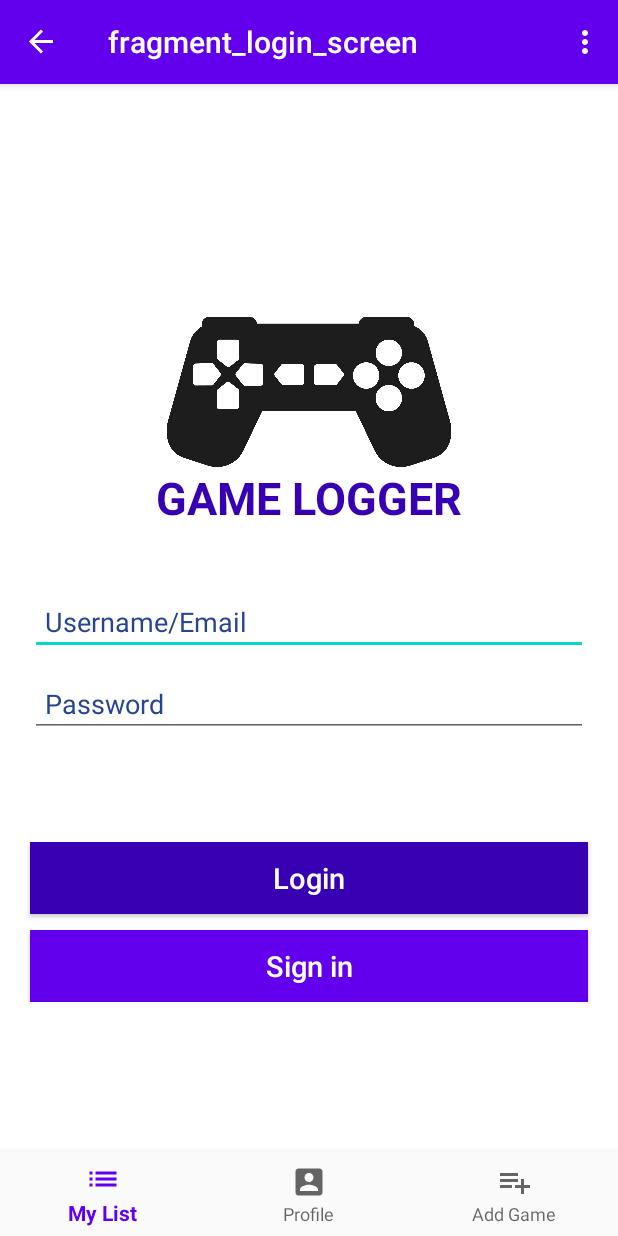
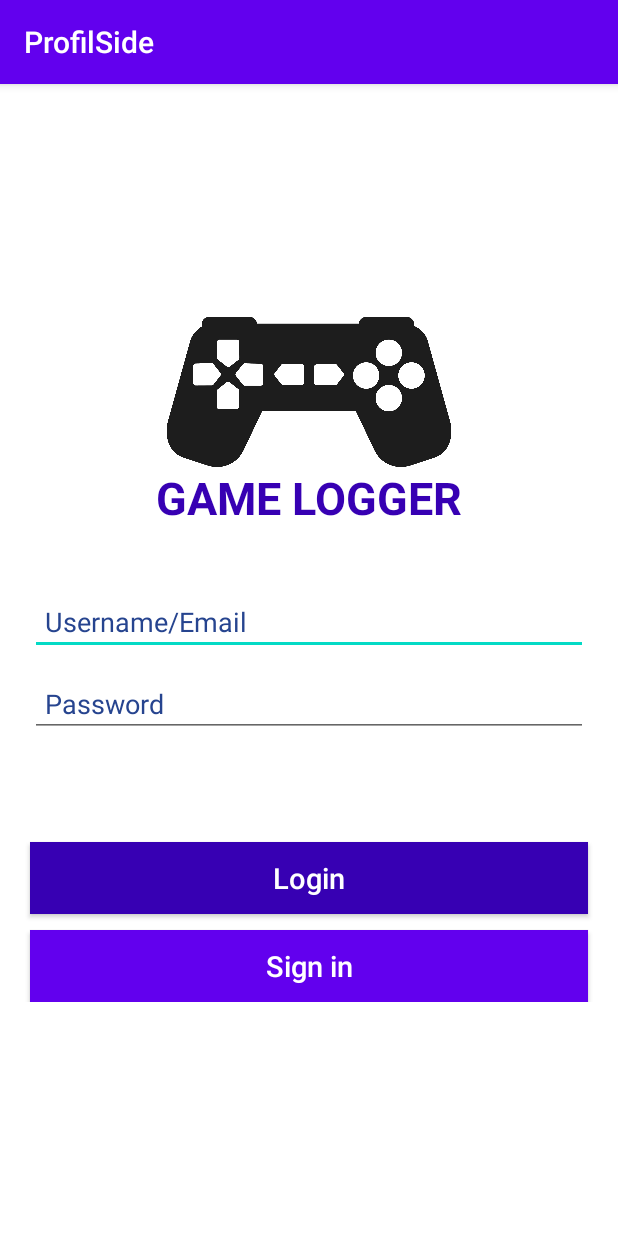
Before and after one commit to Snailedlt/GameLogger, an Android app: the screen it shows after launch (MainActivity before the commit, LoginActivity after it), on a phone screen of 412 x 824 dp. Run offline under Robolectric (Android 15) with nearby library versions, the phone set to English and light mode, and no system bars.

Commit message:
Gjorde om login til en activity

```diff
--- a/app/src/main/AndroidManifest.xml
+++ b/app/src/main/AndroidManifest.xml
@@ -10,7 +10,8 @@
         android:supportsRtl="true"
         android:theme="@style/AppTheme">
         <activity
-            android:name=".MainActivity"
+            android:name=".LoginActivity"
+
             android:label="@string/app_name">
             <intent-filter>
                 <action android:name="android.intent.action.MAIN" />
@@ -18,6 +19,7 @@
                 <category android:name="android.intent.category.LAUNCHER" />
             </intent-filter>
         </activity>
+       <activity android:name=".MainActivity"></activity>
     </application>
 
 </manifest>
--- /dev/null
+++ b/app/src/main/java/com/example/profilside/LoginActivity.kt
@@ -0,0 +1,23 @@
+package com.example.profilside
+
+import android.content.Intent
+import android.os.Bundle
+import android.widget.Button
+import androidx.appcompat.app.AppCompatActivity
+
+class LoginActivity : AppCompatActivity() {
+    override fun onCreate(savedInstanceState: Bundle?) {
+        super.onCreate(savedInstanceState)
+        setContentView(R.layout.fragment_login_screen)
+
+        val button = findViewById<Button>(R.id.login_knapp)
+
+        button.setOnClickListener {
+            val intent = Intent(this, MainActivity::class.java)
+
+            startActivity(intent)
+        }
+
+    }
+
+}
--- a/app/src/main/java/com/example/profilside/LoginScreen.kt
+++ /dev/null
@@ -1,81 +0,0 @@
-package com.example.profilside
-
-import android.graphics.Color
-import android.os.Bundle
-import androidx.fragment.app.Fragment
-import android.view.LayoutInflater
-import android.view.View
-import android.view.ViewGroup
-import androidx.core.view.isVisible
-import androidx.navigation.Navigation
-import kotlinx.android.synthetic.main.fragment_login_screen.*
-import kotlinx.android.synthetic.main.fragment_login_screen.view.*
-
-// TODO: Rename parameter arguments, choose names that match
-// the fragment initialization parameters, e.g. ARG_ITEM_NUMBER
-private const val ARG_PARAM1 = "param1"
-private const val ARG_PARAM2 = "param2"
-
-/**
- * A simple [Fragment] subclass.
- * Use the [LoginScreen.newInstance] factory method to
- * create an instance of this fragment.
- */
-class LoginScreen : Fragment() {
-    // TODO: Rename and change types of parameters
-    private var param1: String? = null
-    private var param2: String? = null
-
-    override fun onCreate(savedInstanceState: Bundle?) {
-        super.onCreate(savedInstanceState)
-        arguments?.let {
-            param1 = it.getString(ARG_PARAM1)
-            param2 = it.getString(ARG_PARAM2)
-        }
-
-    }
-
-    override fun onCreateView(
-        inflater: LayoutInflater, container: ViewGroup?,
-        savedInstanceState: Bundle?
-    ): View? {
-        // Inflate the layout for this fragment
-        val view = inflater.inflate(R.layout.fragment_login_screen, container, false)
-
-        view.login_knapp.setOnClickListener {
-            Navigation.findNavController(view).navigate(R.id.action_loginScreen_to_navigation_home)
-
-        }
-
-        view.signin_knapp.setOnClickListener {
-            username.isVisible=true
-            email.hint = "Email"
-            login_knapp.setBackgroundColor(Color.parseColor("#6200EE"))
-            signin_knapp.setBackgroundColor(Color.parseColor("#3700B3"))
-        }
-
-
-
-        return view
-    }
-
-    companion object {
-        /**
-         * Use this factory method to create a new instance of
-         * this fragment using the provided parameters.
-         *
-         * @param param1 Parameter 1.
-         * @param param2 Parameter 2.
-         * @return A new instance of fragment LoginScreen.
-         */
-        // TODO: Rename and change types and number of parameters
-        @JvmStatic
-        fun newInstance(param1: String, param2: String) =
-            LoginScreen().apply {
-                arguments = Bundle().apply {
-                    putString(ARG_PARAM1, param1)
-                    putString(ARG_PARAM2, param2)
-                }
-            }
-    }
-}
--- a/app/src/main/res/layout/fragment_login_screen.xml
+++ b/app/src/main/res/layout/fragment_login_screen.xml
@@ -5,7 +5,7 @@
     android:layout_width="match_parent"
     android:layout_height="match_parent"
     android:background="#ffffff"
-    tools:context=".LoginScreen">
+    tools:context=".LoginActivity">
 
     <LinearLayout
         android:layout_width="match_parent"
--- a/app/src/main/res/navigation/mobile_navigation.xml
+++ b/app/src/main/res/navigation/mobile_navigation.xml
@@ -3,7 +3,8 @@
     xmlns:app="http://schemas.android.com/apk/res-auto"
     xmlns:tools="http://schemas.android.com/tools"
     android:id="@+id/mobile_navigation"
-    app:startDestination="@+id/loginScreen">
+    app:startDestination="@id/navigation_dashboard">
+
 
     <fragment
         android:id="@+id/navigation_home"
@@ -22,13 +23,8 @@
         android:name="com.example.profilside.ui.gamesearch.GamesearchFragment"
         android:label="@string/title_add_game"
         tools:layout="@layout/fragment_notifications" />
-    <fragment
-        android:id="@+id/loginScreen"
-        android:name="com.example.profilside.LoginScreen"
-        android:label="fragment_login_screen"
-        tools:layout="@layout/fragment_login_screen" >
-        <action
-            android:id="@+id/action_loginScreen_to_navigation_home"
-            app:destination="@id/navigation_home" />
-    </fragment>
+
+
+
+
 </navigation>
```
